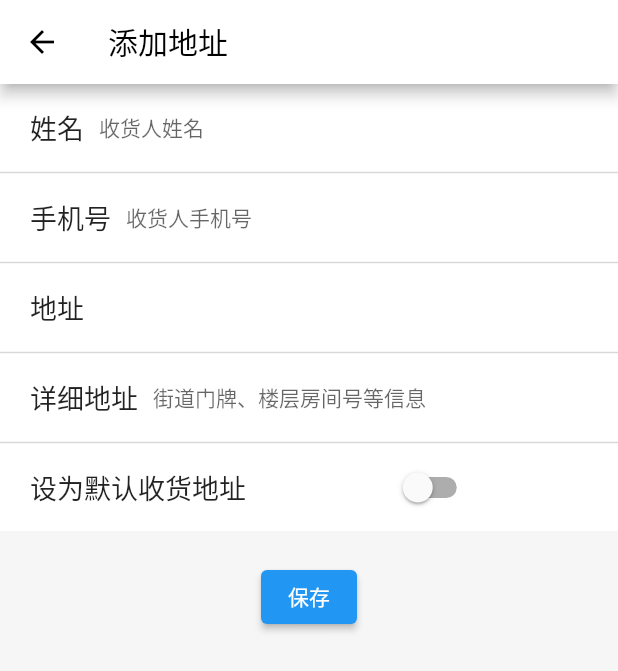
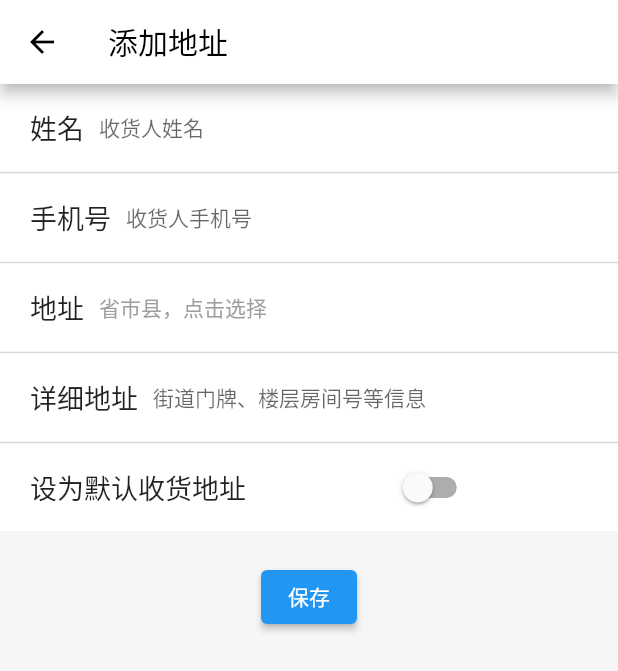
Before and after one commit to zedmyls/flutter_app, a Flutter app: the AddressEditView screen opened by its route, on a phone screen of 412 x 824 dp. Shown: the top 671 px of the screen. Run offline on Flutter 3.47's test engine with Material 2 defaults, Android fonts, the phone set to English and light mode, and no system bars; our stand-ins replace badges, dio, flutter_easyloading, flutter_slidable, get, pull_to_refresh and 1 more; missing offline and left inert: city_pickers; accounts and stored records are empty; network calls fail.

Commit message:
fix：补充提交

```diff
--- a/lib/app/modules/tabs/setting/address_list/addr_model.dart
+++ b/lib/app/modules/tabs/setting/address_list/addr_model.dart
@@ -1,10 +1,10 @@
 class AddrModel {
   String? name;
   String? tel;
-  String? areaCode;
+  late String areaCode;
   bool? isDefault;
   String? addressDetail;
-  String? address;
+  late String address;
   String? userId;
   int? id;
   String? createAt;
--- a/lib/app/modules/tabs/setting/address_list/address_edit/views/address_edit_view.dart
+++ b/lib/app/modules/tabs/setting/address_list/address_edit/views/address_edit_view.dart
@@ -47,19 +47,20 @@ class AddressEditView extends GetView<AddressEditController> {
               otherWidget: GestureDetector(
                 child: Obx(
                   () => Text(
-                    controller.params.address ?? '省市县，点击选择',
+                    controller.params.address.isNotEmpty ? controller.params.address : '省市县，点击选择',
                     style: TextStyle(
-                      color: controller.params.address != null ? Colors.black : Colors.grey,
+                      color: controller.params.address.isNotEmpty ? Colors.black : Colors.grey,
                     ),
                   ),
                 ),
                 onTap: () async {
                   final addr = await CityPickers.showCityPicker(
-                      context: context, locationCode: controller.params.areaCode ?? '110000');
+                      context: context,
+                      locationCode: controller.params.areaCode.isNotEmpty ? controller.params.areaCode : '110000');
 
                   if (addr != null) {
                     controller.obsParams.update((val) {
-                      val!.areaCode = addr.areaId;
+                      val!.areaCode = addr.areaId!;
                       val.address = '${addr.provinceName}${addr.cityName}${addr.areaName}';
                     });
                   }
```
